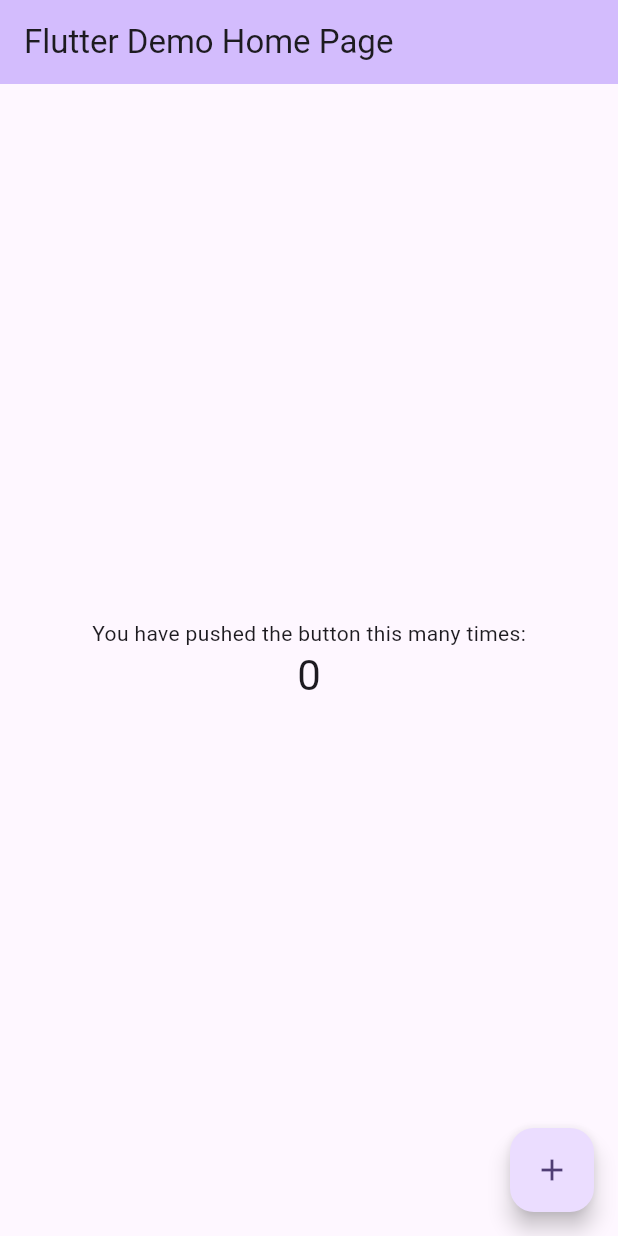
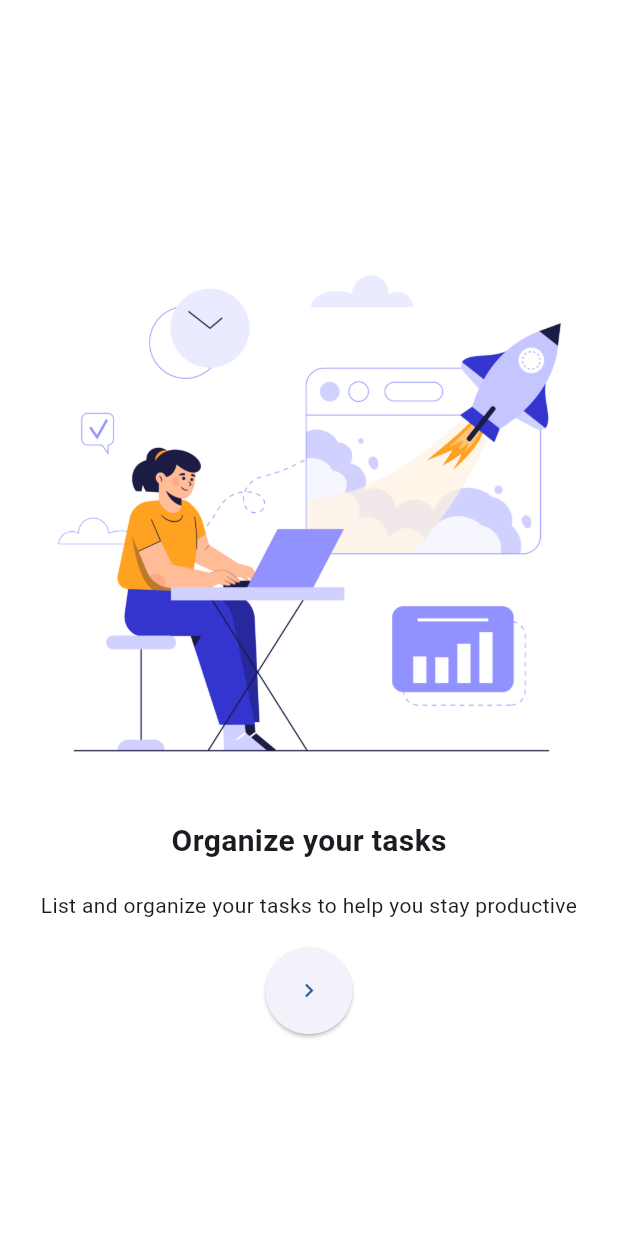
Before and after one commit to Erhabor-Emmanuel/dart_frog_app, a Flutter app: the screen it shows after launch, on a phone screen of 412 x 824 dp. Run offline on Flutter 3.47's test engine with Material 3 defaults, Android fonts, the phone set to English and light mode, and no system bars; our stand-ins replace dio.

Commit message:
building

```diff
--- /dev/null
+++ b/lib/landing.dart
@@ -0,0 +1,45 @@
+import 'package:flutter/material.dart';
+
+import 'func.dart';
+
+class Landing extends StatefulWidget {
+  const Landing({super.key});
+
+  @override
+  State<Landing> createState() => _LandingState();
+}
+
+class _LandingState extends State<Landing> with Func {
+  @override
+  Widget build(BuildContext context) {
+    return Scaffold(
+      backgroundColor: Colors.white,
+      body: SafeArea(
+          child: Column(
+            mainAxisAlignment: MainAxisAlignment.center,
+            children: [
+              Hero(tag: "landing", child: Image.asset("assets/task.jpg")),
+              const Text(
+                "Organize your tasks",
+                style: TextStyle(fontWeight: FontWeight.bold, fontSize: 20),
+              ),
+              const Padding(
+                padding: EdgeInsets.all(18.0),
+                child: Text(
+                  "List and organize your tasks to help you stay productive",
+                  textAlign: TextAlign.center,
+                ),
+              ),
+              ElevatedButton(
+                  onPressed: () async {
+                    // await getLoginStatus(context);
+                  },
+                  style: ElevatedButton.styleFrom(
+                      shape: const CircleBorder(),
+                      padding: const EdgeInsets.all(20)),
+                  child: const Icon(Icons.keyboard_arrow_right))
+            ],
+          )),
+    );
+  }
+}
--- a/lib/main.dart
+++ b/lib/main.dart
@@ -1,4 +1,6 @@
+import 'package:dart_frog_flutter/signin.dart';
 import 'package:flutter/material.dart';
+import 'landing.dart';
 
 void main() {
   runApp(const MyApp());
@@ -11,115 +13,26 @@
   @override
   Widget build(BuildContext context) {
     return MaterialApp(
-      title: 'Flutter Demo',
+      title: 'Tasklist App',
       theme: ThemeData(
-        // This is the theme of your application.
-        //
-        // TRY THIS: Try running your application with "flutter run". You'll see
-        // the application has a purple toolbar. Then, without quitting the app,
-        // try changing the seedColor in the colorScheme below to Colors.green
-        // and then invoke "hot reload" (save your changes or press the "hot
-        // reload" button in a Flutter-supported IDE, or press "r" if you used
-        // the command line to start the app).
-        //
-        // Notice that the counter didn't reset back to zero; the application
-        // state is not lost during the reload. To reset the state, use hot
-        // restart instead.
-        //
-        // This works for code too, not just values: Most code changes can be
-        // tested with just a hot reload.
-        colorScheme: ColorScheme.fromSeed(seedColor: Colors.deepPurple),
+        colorScheme: ColorScheme.fromSeed(seedColor: Colors.blue),
         useMaterial3: true,
       ),
-      home: const MyHomePage(title: 'Flutter Demo Home Page'),
+      initialRoute: "/",
+      routes: {
+        "/": (context) => const Landing(),
+        "/signin": (context) => const SignIn(),
+        // "/signup": (context) => const SignUp(),
+        // "/lists": (context) => const Lists(),
+        // ViewList.routeName: (context) => const ViewList(),
+        // AddItem.routeName: (context) => const AddItem(),
+        // "/recipe": (context) => const Recipe(),
+        // "/file": (context) => const FileUpload(),
+        // "/chat": (context) => const ChatRoom(),
+        // "/settings": (context) => const Settings(),
+        // "/changepass": (context) => const ChangePassword()
+      },
+      debugShowCheckedModeBanner: false,
     );
   }
 }
-
-class MyHomePage extends StatefulWidget {
-  const MyHomePage({super.key, required this.title});
-
-  // This widget is the home page of your application. It is stateful, meaning
-  // that it has a State object (defined below) that contains fields that affect
-  // how it looks.
-
-  // This class is the configuration for the state. It holds the values (in this
-  // case the title) provided by the parent (in this case the App widget) and
-  // used by the build method of the State. Fields in a Widget subclass are
-  // always marked "final".
-
-  final String title;
-
-  @override
-  State<MyHomePage> createState() => _MyHomePageState();
-}
-
-class _MyHomePageState extends State<MyHomePage> {
-  int _counter = 0;
-
-  void _incrementCounter() {
-    setState(() {
-      // This call to setState tells the Flutter framework that something has
-      // changed in this State, which causes it to rerun the build method below
-      // so that the display can reflect the updated values. If we changed
-      // _counter without calling setState(), then the build method would not be
-      // called again, and so nothing would appear to happen.
-      _counter++;
-    });
-  }
-
-  @override
-  Widget build(BuildContext context) {
-    // This method is rerun every time setState is called, for instance as done
-    // by the _incrementCounter method above.
-    //
-    // The Flutter framework has been optimized to make rerunning build methods
-    // fast, so that you can just rebuild anything that needs updating rather
-    // than having to individually change instances of widgets.
-    return Scaffold(
-      appBar: AppBar(
-        // TRY THIS: Try changing the color here to a specific color (to
-        // Colors.amber, perhaps?) and trigger a hot reload to see the AppBar
-        // change color while the other colors stay the same.
-        backgroundColor: Theme.of(context).colorScheme.inversePrimary,
-        // Here we take the value from the MyHomePage object that was created by
-        // the App.build method, and use it to set our appbar title.
-        title: Text(widget.title),
-      ),
-      body: Center(
-        // Center is a layout widget. It takes a single child and positions it
-        // in the middle of the parent.
-        child: Column(
-          // Column is also a layout widget. It takes a list of children and
-          // arranges them vertically. By default, it sizes itself to fit its
-          // children horizontally, and tries to be as tall as its parent.
-          //
-          // Column has various properties to control how it sizes itself and
-          // how it positions its children. Here we use mainAxisAlignment to
-          // center the children vertically; the main axis here is the vertical
-          // axis because Columns are vertical (the cross axis would be
-          // horizontal).
-          //
-          // TRY THIS: Invoke "debug painting" (choose the "Toggle Debug Paint"
-          // action in the IDE, or press "p" in the console), to see the
-          // wireframe for each widget.
-          mainAxisAlignment: MainAxisAlignment.center,
-          children: <Widget>[
-            const Text(
-              'You have pushed the button this many times:',
-            ),
-            Text(
-              '$_counter',
-              style: Theme.of(context).textTheme.headlineMedium,
-            ),
-          ],
-        ),
-      ),
-      floatingActionButton: FloatingActionButton(
-        onPressed: _incrementCounter,
-        tooltip: 'Increment',
-        child: const Icon(Icons.add),
-      ), // This trailing comma makes auto-formatting nicer for build methods.
-    );
-  }
-}
--- a/pubspec.yaml
+++ b/pubspec.yaml
@@ -60,9 +60,8 @@ flutter:
   uses-material-design: true
 
   # To add assets to your application, add an assets section, like this:
-  # assets:
-  #   - images/a_dot_burr.jpeg
-  #   - images/a_dot_ham.jpeg
+  assets:
+    - assets/
 
   # An image asset can refer to one or more resolution-specific "variants", see
   # https://flutter.dev/to/resolution-aware-images
```
Also changed, not shown: lib/func.dart (+37 -8 lines), lib/signin.dart (added, +98 -0 lines), assets/task.jpg (added), lib/signup.dart (added).
